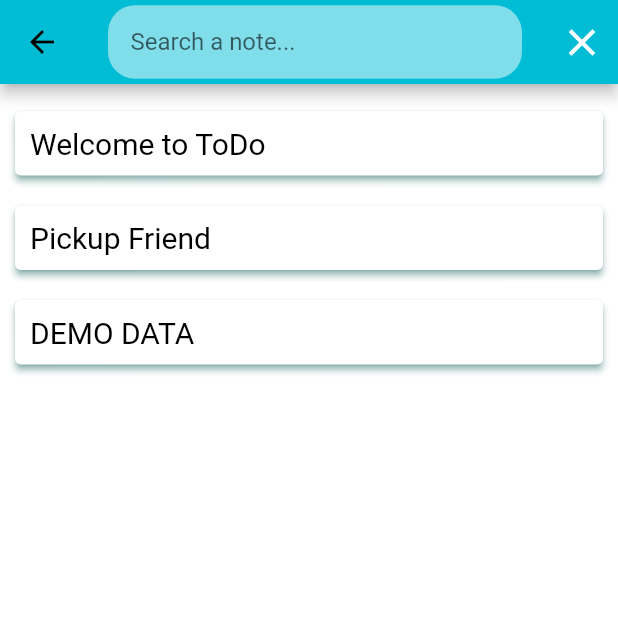
After one commit to Garimabisht22/task1_todo_app, a Flutter app: the SearchScreen screen opened directly, on a phone screen of 412 x 824 dp, the top half of it. The commit adds this screen. Run offline on Flutter 3.47's test engine with Material 2 defaults, Android fonts, the phone set to English and light mode, and no system bars.

Commit message:
added search task functionality

```diff
--- /dev/null
+++ b/lib/screens/search_screen.dart
@@ -0,0 +1,106 @@
+import 'package:flutter/material.dart';
+import 'package:provider/provider.dart';
+import 'package:to_do/modules/notes_data.dart';
+
+class SearchScreen extends StatefulWidget {
+  List<String> Notes;
+  SearchScreen({required this.Notes});
+
+  @override
+  _SearchScreenState createState() => _SearchScreenState();
+}
+
+class _SearchScreenState extends State<SearchScreen> {
+  List<String> SearchNotes = [];
+
+  TextEditingController _textEditingController = TextEditingController();
+  @override
+  Widget build(BuildContext context) {
+    return GestureDetector(
+        onTap: () => FocusManager.instance.primaryFocus?.unfocus(),
+      child: Scaffold(
+        appBar: AppBar(
+          actions: [
+            IconButton(
+                onPressed: () {
+                  setState(() {
+                    _textEditingController.clear();
+                  });
+                },
+                icon: Icon(
+                  Icons.close,
+                  color: Colors.white,
+                  size: 30,
+                ))
+          ],
+          backgroundColor: Colors.cyan,
+          title: Container(
+            decoration: BoxDecoration(
+                color: Colors.cyan.shade200,
+                borderRadius: BorderRadius.all(Radius.circular(18))),
+            child: TextField(
+              onChanged: (text) {
+                setState(() {
+                  SearchNotes = widget.Notes.where((element) =>
+                          element.toLowerCase().contains(text.toLowerCase()))
+                      .toList();
+                });
+              },
+              autofocus: false,
+              controller: _textEditingController,
+              cursorColor: Colors.white,
+              decoration: InputDecoration(
+                  border: InputBorder.none,
+                  errorBorder: InputBorder.none,
+                  contentPadding: EdgeInsets.all(15),
+                  hintText: "Search a note..."
+                  // enabledBorder: InputBorder.none,
+                  // focusedBorder: InputBorder.none,
+                  ),
+            ),
+          ),
+        ),
+        body: _textEditingController.text.isNotEmpty && SearchNotes.isEmpty
+            ? Center(
+                child: Column(
+                  mainAxisAlignment: MainAxisAlignment.center,
+                  children: [
+                    Icon(
+                      Icons.search_off,
+                      size: 70,
+                      color: Colors.cyan,
+                    ),
+                    Text(
+                      "No Results Found",
+                      style: TextStyle(fontSize: 25, fontWeight: FontWeight.w700),
+                    )
+                  ],
+                ),
+              )
+            : Padding(
+                padding: const EdgeInsets.only(top: 8.0),
+                child: ListView.builder(
+                    itemCount: _textEditingController.text.isNotEmpty
+                        ? SearchNotes.length
+                        : widget.Notes.length,
+                    itemBuilder: (context, index) {
+                      return Card(
+                        elevation: 2,
+                        shadowColor: Colors.teal,
+                        margin: EdgeInsets.all(10),
+                        child: Padding(
+                          padding: const EdgeInsets.all(10.0),
+                          child: Text(
+                            _textEditingController.text.isNotEmpty
+                                ? SearchNotes[index]
+                                : widget.Notes[index],
+                            style: TextStyle(fontSize: 20),
+                          ),
+                        ),
+                      );
+                    }),
+              ),
+      ),
+    );
+  }
+}
--- a/lib/screens/todo_screen.dart
+++ b/lib/screens/todo_screen.dart
@@ -77,7 +77,7 @@ class _TodoScreenState extends State<TodoScreen> {
                         GestureDetector(
                           onTap: () {
                             Navigator.push(context, MaterialPageRoute(builder: (BuildContext context){
-                              return SearchScreen(noteList: Provider.of<NotesData>(context).getNotesList(),);
+                              return SearchScreen(Notes:  Provider.of<NotesData>(context).getNotesList(),);
                             }));
                           },
                           child: Icon(
```
